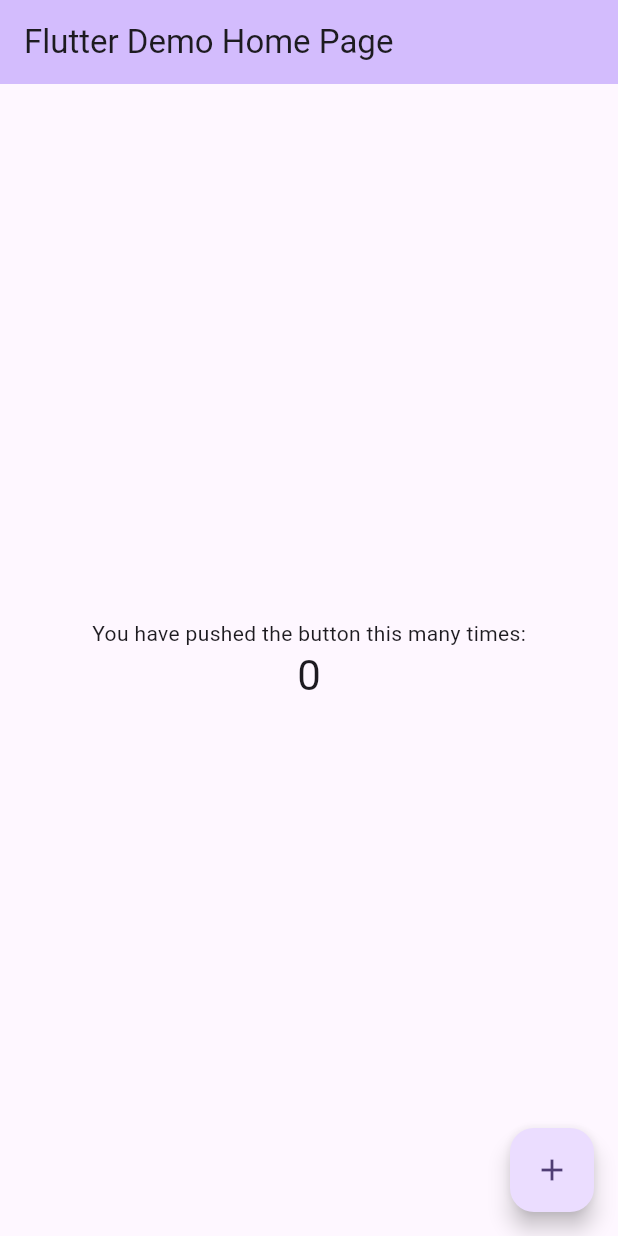
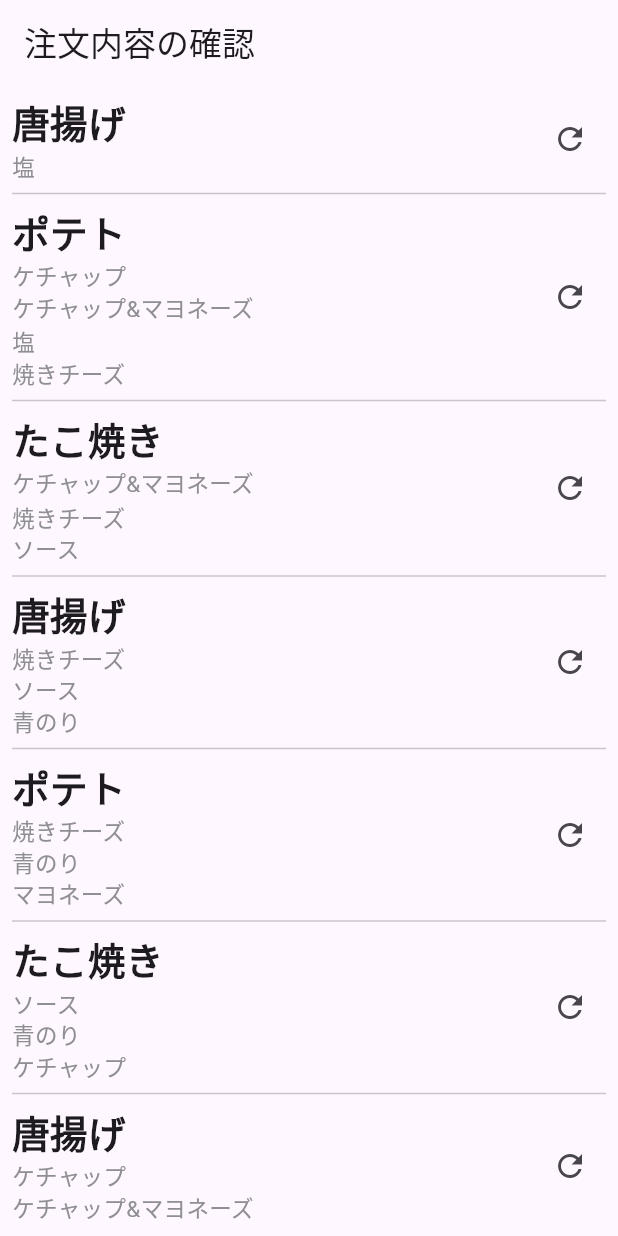
Before and after one commit to MukPan/ordering_system_app, a Flutter app: the screen it shows after launch, on a phone screen of 412 x 824 dp. Run offline on Flutter 3.47's test engine with Material 2 defaults, Android fonts, the phone set to English and light mode, and no system bars.

Commit message:
add: オプションの数の変動を追加

```diff
--- a/lib/main.dart
+++ b/lib/main.dart
@@ -1,3 +1,4 @@
+import 'package:flutter/cupertino.dart';
 import 'package:flutter/material.dart';
 
 void main() {
@@ -13,40 +14,16 @@
     return MaterialApp(
       title: 'Flutter Demo',
       theme: ThemeData(
-        // This is the theme of your application.
-        //
-        // TRY THIS: Try running your application with "flutter run". You'll see
-        // the application has a blue toolbar. Then, without quitting the app,
-        // try changing the seedColor in the colorScheme below to Colors.green
-        // and then invoke "hot reload" (save your changes or press the "hot
-        // reload" button in a Flutter-supported IDE, or press "r" if you used
-        // the command line to start the app).
-        //
-        // Notice that the counter didn't reset back to zero; the application
-        // state is not lost during the reload. To reset the state, use hot
-        // restart instead.
-        //
-        // This works for code too, not just values: Most code changes can be
-        // tested with just a hot reload.
         colorScheme: ColorScheme.fromSeed(seedColor: Colors.deepPurple),
         useMaterial3: true,
       ),
-      home: const MyHomePage(title: 'Flutter Demo Home Page'),
+      home: const MyHomePage(title: '注文内容の確認'),
     );
   }
 }
 
 class MyHomePage extends StatefulWidget {
   const MyHomePage({super.key, required this.title});
-
-  // This widget is the home page of your application. It is stateful, meaning
-  // that it has a State object (defined below) that contains fields that affect
-  // how it looks.
-
-  // This class is the configuration for the state. It holds the values (in this
-  // case the title) provided by the parent (in this case the App widget) and
-  // used by the build method of the State. Fields in a Widget subclass are
-  // always marked "final".
 
   final String title;
 
@@ -55,71 +32,92 @@
 }
 
 class _MyHomePageState extends State<MyHomePage> {
-  int _counter = 0;
-
-  void _incrementCounter() {
-    setState(() {
-      // This call to setState tells the Flutter framework that something has
-      // changed in this State, which causes it to rerun the build method below
-      // so that the display can reflect the updated values. If we changed
-      // _counter without calling setState(), then the build method would not be
-      // called again, and so nothing would appear to happen.
-      _counter++;
-    });
-  }
 
   @override
   Widget build(BuildContext context) {
-    // This method is rerun every time setState is called, for instance as done
-    // by the _incrementCounter method above.
-    //
-    // The Flutter framework has been optimized to make rerunning build methods
-    // fast, so that you can just rebuild anything that needs updating rather
-    // than having to individually change instances of widgets.
+    List<String> itemList = [
+      "唐揚げ",
+      "ポテト",
+      "たこ焼き",
+    ];
+
+    List<String> optionList = [
+      "マヨネーズ",
+      "ケチャップ",
+      "ケチャップ&マヨネーズ",
+      "塩",
+      "焼きチーズ",
+      "ソース",
+      "青のり",
+    ];
+
     return Scaffold(
       appBar: AppBar(
-        // TRY THIS: Try changing the color here to a specific color (to
-        // Colors.amber, perhaps?) and trigger a hot reload to see the AppBar
-        // change color while the other colors stay the same.
-        backgroundColor: Theme.of(context).colorScheme.inversePrimary,
-        // Here we take the value from the MyHomePage object that was created by
-        // the App.build method, and use it to set our appbar title.
         title: Text(widget.title),
       ),
-      body: Center(
-        // Center is a layout widget. It takes a single child and positions it
-        // in the middle of the parent.
-        child: Column(
-          // Column is also a layout widget. It takes a list of children and
-          // arranges them vertically. By default, it sizes itself to fit its
-          // children horizontally, and tries to be as tall as its parent.
-          //
-          // Column has various properties to control how it sizes itself and
-          // how it positions its children. Here we use mainAxisAlignment to
-          // center the children vertically; the main axis here is the vertical
-          // axis because Columns are vertical (the cross axis would be
-          // horizontal).
-          //
-          // TRY THIS: Invoke "debug painting" (choose the "Toggle Debug Paint"
-          // action in the IDE, or press "p" in the console), to see the
-          // wireframe for each widget.
-          mainAxisAlignment: MainAxisAlignment.center,
-          children: <Widget>[
-            const Text(
-              'You have pushed the button this many times:',
+      body: ListView.separated(
+        padding: const EdgeInsets.all(8),
+        itemCount: 10,
+        separatorBuilder: (BuildContext context, int index) => const Divider(),
+        itemBuilder: (BuildContext context, int index) {
+          return SizedBox(
+            child: Row(
+              mainAxisAlignment: MainAxisAlignment.spaceBetween, // これで両端に寄せる
+              children: [
+                Column(
+                  mainAxisAlignment: MainAxisAlignment.start,
+                  crossAxisAlignment: CrossAxisAlignment.start,
+                  textDirection: TextDirection.ltr, //L→R 指定しないとツールでエラー
+                  children: [
+                    //左寄り
+                    Text(
+                      itemList[index % 3],
+                      style: const TextStyle(
+                          fontWeight: FontWeight.bold,
+                          fontSize: 25.0
+                      ),
+                    ),
+
+                    //右寄り
+                    if (index % 3 != 0) Text(
+                      optionList[index % 7],
+                      style: const TextStyle(
+                        fontSize: 15.0,
+                        color: CupertinoColors.systemGrey
+                      ),
+                    ),
+                    if (index % 2 != 0) Text(
+                      optionList[(index+1) % 7],
+                      style: const TextStyle(
+                          fontSize: 15.0,
+                          color: CupertinoColors.systemGrey
+                      ),
+                    ),
+                    if (index % 5 != 0) Text(
+                      optionList[(index+2) % 7],
+                      style: const TextStyle(
+                          fontSize: 15.0,
+                          color: CupertinoColors.systemGrey
+                      ),
+                    ),
+                    Text(
+                      optionList[(index+3) % 7],
+                      style: const TextStyle(
+                          fontSize: 15.0,
+                          color: CupertinoColors.systemGrey
+                      ),
+                    ),
+                  ],
+                ),
+                IconButton(
+                  onPressed: () { print("nu"); },
+                  icon: const Icon(Icons.refresh)
+                )
+              ],
             ),
-            Text(
-              '$_counter',
-              style: Theme.of(context).textTheme.headlineMedium,
-            ),
-          ],
-        ),
+          );
+        },
       ),
-      floatingActionButton: FloatingActionButton(
-        onPressed: _incrementCounter,
-        tooltip: 'Increment',
-        child: const Icon(Icons.add),
-      ), // This trailing comma makes auto-formatting nicer for build methods.
     );
   }
 }
```
